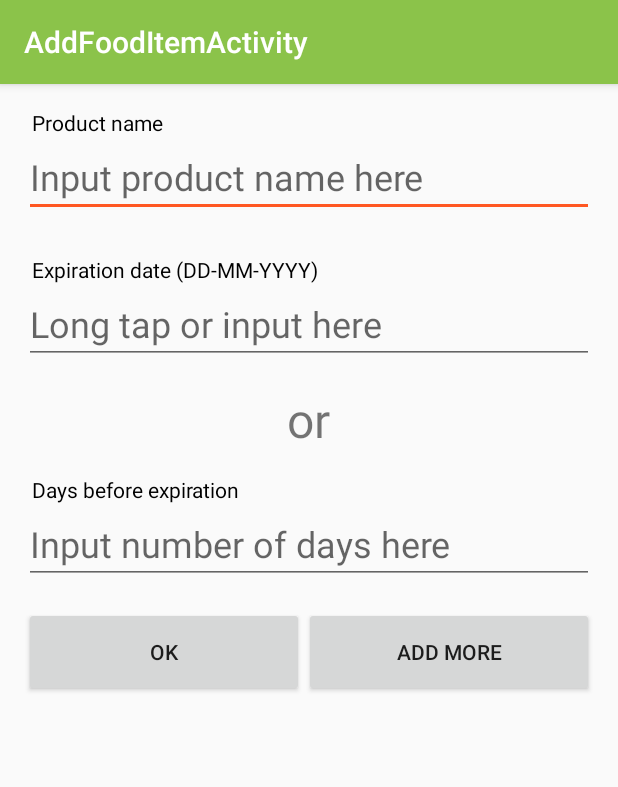
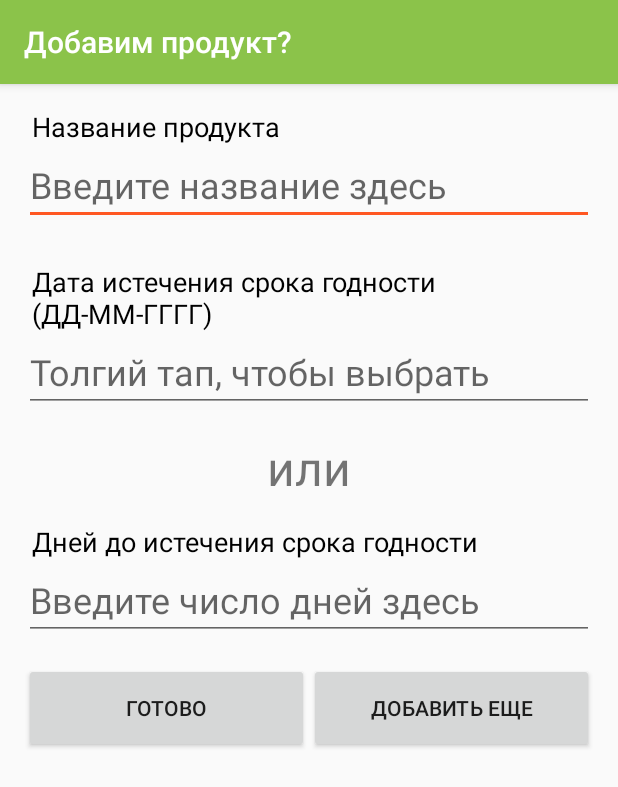
Before and after one commit to xam0n/foodkeeper, an Android app: the screen it shows after launch (AddFoodItemActivity), after a tap on an icon or button, on a phone screen of 412 x 824 dp. Shown: the top 787 px of the screen. Run offline under Robolectric (Android 15) with nearby library versions, the phone set to English and light mode, and no system bars.

Commit message:
Выведены строковые и размерные ресурсы

```diff
--- a/app/src/main/java/com/ershov/max/foodkeeper/DB.java
+++ b/app/src/main/java/com/ershov/max/foodkeeper/DB.java
@@ -8,7 +8,7 @@ import android.database.sqlite.SQLiteOpenHelper;
 import android.util.Log;
 
 /**
- * Created by Max on 24.04.2016.
+ * Created by Maxim Ershov on 24.04.2016.
  */
 public class DB {
 
@@ -87,11 +87,12 @@ public class DB {
         public void onCreate(SQLiteDatabase db) {
             db.execSQL(DB_CREATE);
 
-            ContentValues cv = new ContentValues();
+            //тестовая запись в пустую таблицу
+            /*ContentValues cv = new ContentValues();
             cv.put(COLUMN_NAME, "test_name");
             cv.put(COLUMN_BUY_DATE, "test_buy_date");
             cv.put(COLUMN_EXPIRE_DATE, "test_end_date");
-            db.insert(DB_TABLE, null, cv);
+            db.insert(DB_TABLE, null, cv);*/
         }
 
         @Override
--- a/app/src/main/res/layout/content_add_food_item.xml
+++ b/app/src/main/res/layout/content_add_food_item.xml
@@ -1,19 +1,16 @@
 <?xml version="1.0" encoding="utf-8"?>
-<RelativeLayout xmlns:android="http://schemas.android.com/apk/res/android"
+<LinearLayout
+    xmlns:android="http://schemas.android.com/apk/res/android"
     xmlns:app="http://schemas.android.com/apk/res-auto"
     xmlns:tools="http://schemas.android.com/tools"
-    android:layout_width="match_parent"
-    android:layout_height="match_parent"
     android:paddingBottom="@dimen/activity_vertical_margin"
     android:paddingLeft="@dimen/activity_horizontal_margin"
     android:paddingRight="@dimen/activity_horizontal_margin"
     android:paddingTop="@dimen/activity_vertical_margin"
     app:layout_behavior="@string/appbar_scrolling_view_behavior"
     tools:context="com.ershov.max.foodkeeper.AddFoodItemActivity"
-    tools:showIn="@layout/activity_add_food_item">
+    tools:showIn="@layout/activity_add_food_item"
 
-
-    <LinearLayout
     android:orientation="vertical"
     android:layout_width="match_parent"
     android:layout_height="match_parent"
@@ -22,59 +19,63 @@
     <TextView
         android:layout_width="wrap_content"
         android:layout_height="wrap_content"
-            android:text="Product name"
+        android:text="@string/product_name_title"
         android:id="@+id/textView2"
-            android:layout_gravity="left|center_horizontal"
+        android:textSize="@dimen/title_text_size"
+        android:layout_gravity="start|center_horizontal"
         android:textColor="#000000"
-            android:paddingLeft="5dp" />
+        android:paddingStart="@dimen/padding_start"
+        android:paddingEnd="@dimen/padding_end"/>
 
     <EditText
         android:layout_width="match_parent"
         android:layout_height="wrap_content"
         android:id="@+id/nameText"
-            android:hint="Input product name here"
-            android:alpha="70"
-            android:enabled="true"
+        android:hint="@string/input_product_name_here_hint"
         android:singleLine="true"
         android:fadeScrollbars="false"
-            android:textSize="24dp"
+        android:textSize="@dimen/hint_text_size"
         android:layout_marginBottom="25dp" />
 
     <TextView
         android:layout_width="wrap_content"
         android:layout_height="wrap_content"
-            android:text="Expiration date (DD-MM-YYYY)"
+        android:text="@string/expiration_date_title"
         android:id="@+id/textView4"
-            android:layout_gravity="left|center_horizontal"
+        android:textSize="@dimen/title_text_size"
+        android:layout_gravity="start|center_horizontal"
         android:textColor="#000000"
-            android:paddingLeft="5dp" />
+        android:paddingStart="@dimen/padding_start"
+        android:paddingEnd="@dimen/padding_end" />
 
     <EditText
         android:layout_width="match_parent"
         android:layout_height="wrap_content"
         android:inputType="date"
         android:id="@+id/inputDateText"
-            android:hint="Long tap or input here"
-            android:textSize="24dp"
+        android:hint="@string/long_tap_or_input_here_hint"
+        android:textSize="@dimen/hint_text_size"
         android:layout_marginBottom="15dp" />
 
     <TextView
         android:layout_width="wrap_content"
         android:layout_height="wrap_content"
-            android:text="or"
+        android:text="@string/or_text"
         android:id="@+id/textView"
         android:layout_gravity="center_horizontal"
-            android:textSize="32dp"
+        android:textSize="@dimen/text_size"
         android:layout_marginBottom="15dp" />
 
     <TextView
         android:layout_width="wrap_content"
         android:layout_height="wrap_content"
-            android:text="Days before expiration"
+        android:text="@string/days_before_expiration_title"
         android:id="@+id/textView3"
-            android:layout_gravity="left|center_horizontal"
+        android:textSize="@dimen/title_text_size"
+        android:layout_gravity="start|center_horizontal"
         android:textColor="#000000"
-            android:paddingLeft="5dp" />
+        android:paddingStart="@dimen/padding_start"
+        android:paddingEnd="@dimen/padding_end" />
 
     <EditText
         android:layout_width="match_parent"
@@ -82,31 +83,29 @@
         android:id="@+id/daysBeforeText"
         android:layout_gravity="center_horizontal"
         android:inputType="number"
-            android:hint="Input number of days here"
-            android:textSize="24dp"
+        android:hint="@string/input_number_of_days_here_hint"
+        android:textSize="@dimen/hint_text_size"
         android:layout_marginBottom="15dp" />
 
     <LinearLayout
         android:orientation="horizontal"
         android:layout_width="match_parent"
         android:layout_height="wrap_content"
-            android:layout_alignParentTop="true"
-            android:layout_alignParentStart="true"
         android:gravity="bottom">
 
         <Button
-                android:layout_width="wrap_content"
+            android:layout_width="match_parent"
             android:layout_height="60dp"
-                android:text="OK"
+            android:text="@string/ok"
             android:id="@+id/finishAdding"
             android:onClick="onClickFinishAdding"
             android:layout_gravity="bottom"
             android:layout_weight="1" />
 
         <Button
-                android:layout_width="wrap_content"
+            android:layout_width="match_parent"
             android:layout_height="60dp"
-                android:text="Add more"
+            android:text="@string/add_more"
             android:id="@+id/continueAdding"
             android:layout_gravity="bottom"
             android:onClick="onClickContinueAdding"
@@ -114,5 +113,3 @@
     </LinearLayout>
 
 </LinearLayout>
-
-</RelativeLayout>
--- a/app/src/main/res/values/dimens.xml
+++ b/app/src/main/res/values/dimens.xml
@@ -3,4 +3,15 @@
     <dimen name="activity_horizontal_margin">16dp</dimen>
     <dimen name="activity_vertical_margin">16dp</dimen>
     <dimen name="fab_margin">16dp</dimen>
+
+    <dimen name="padding_start">5dp</dimen>
+    <dimen name="padding_end">5dp</dimen>
+
+    <dimen name="title_text_size">18sp</dimen>
+    <dimen name="hint_text_size">24sp</dimen>
+    <dimen name="text_size">32sp</dimen>
+
+    <dimen name="margin_start">10dp</dimen>
+    <dimen name="margin_end">10dp</dimen>
+
 </resources>
--- a/app/src/main/res/values/strings.xml
+++ b/app/src/main/res/values/strings.xml
@@ -1,5 +1,25 @@
 <resources>
     <string name="app_name">Food Keeper</string>
-    <string name="action_settings">Settings</string>
-    <string name="title_activity_add_food_item">AddFoodItemActivity</string>
+    <string name="action_settings">Настройки</string>
+    <string name="title_activity_add_food_item">Добавим продукт?</string>
+
+    <string name="del_alert_title">Подтверждение</string>
+    <string name="del_alert_message">Вы уверены, что хотите удалить этот продукт?</string>
+    <string name="del_alert_btn_yes">Да</string>
+    <string name="del_alert_btn_no">Нет</string>
+
+    <string name="toaster_msg_success">Данные сохранены</string>
+    <string name="toaster_msg_wrong_date">Неверная дата</string>
+    <string name="toaster_msg_fail">Что-то пошло не так</string>
+
+    <string name="product_name_title">Название продукта</string>
+    <string name="input_product_name_here_hint">Введите название здесь</string>
+    <string name="expiration_date_title">Дата истечения срока годности (ДД-ММ-ГГГГ)</string>
+    <string name="long_tap_or_input_here_hint">Толгий тап, чтобы выбрать</string>
+    <string name="or_text">или</string>
+    <string name="days_before_expiration_title">Дней до истечения срока годности</string>
+    <string name="input_number_of_days_here_hint">Введите число дней здесь</string>
+    <string name="ok">Готово</string>
+    <string name="add_more">Добавить еще</string>
+
 </resources>
```
Also changed, not shown: app/src/main/java/com/ershov/max/foodkeeper/AddFoodItemActivity.java (+4 -6 lines), app/src/main/java/com/ershov/max/foodkeeper/FoodItem.java (+1 -7 lines), app/src/main/java/com/ershov/max/foodkeeper/MainActivity.java (+5 -13 lines), app/src/main/res/layout/item.xml (+3 -5 lines), gradle.properties (+8 -8 lines). Lines whose indentation alone changed are shown as unchanged.
